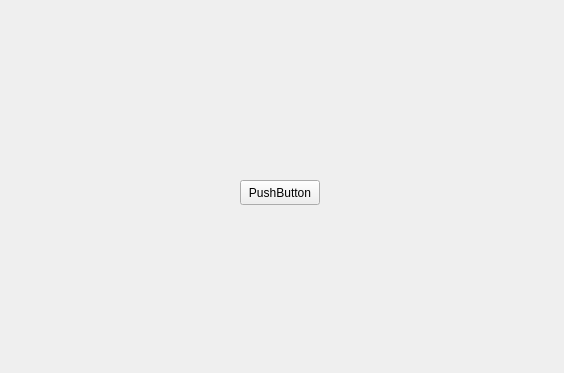
Before: the Qt Designer form passmanwindow.ui in Risver2311/DiffPass, drawn with Qt 5.
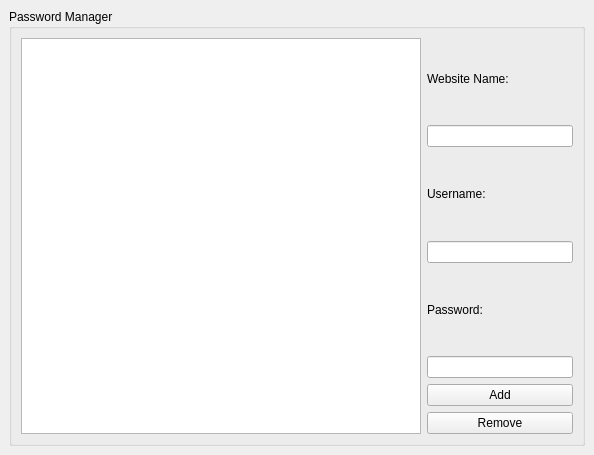
After: the same form once the commit is applied.

```diff
--- a/passmanwindow.ui
+++ b/passmanwindow.ui
@@ -6,27 +6,96 @@
    <rect>
     <x>0</x>
     <y>0</y>
-    <width>564</width>
-    <height>373</height>
+    <width>594</width>
+    <height>455</height>
    </rect>
   </property>
   <property name="windowTitle">
    <string>DiffPass</string>
   </property>
   <widget class="QWidget" name="centralwidget">
-   <widget class="QPushButton" name="pushButton">
-    <property name="geometry">
-     <rect>
-      <x>240</x>
-      <y>180</y>
-      <width>80</width>
-      <height>25</height>
-     </rect>
-    </property>
-    <property name="text">
-     <string>PushButton</string>
-    </property>
-   </widget>
+   <layout class="QHBoxLayout" name="horizontalLayout">
+    <item>
+     <widget class="QGroupBox" name="groupBox">
+      <property name="maximumSize">
+       <size>
+        <width>600</width>
+        <height>16777215</height>
+       </size>
+      </property>
+      <property name="title">
+       <string>Password Manager</string>
+      </property>
+      <layout class="QGridLayout" name="gridLayout">
+       <item row="0" column="0">
+        <widget class="QTableView" name="tableView">
+         <property name="minimumSize">
+          <size>
+           <width>400</width>
+           <height>0</height>
+          </size>
+         </property>
+        </widget>
+       </item>
+       <item row="0" column="1">
+        <layout class="QVBoxLayout" name="verticalLayout">
+         <item>
+          <widget class="QLabel" name="label_3">
+           <property name="text">
+            <string>Website Name:</string>
+           </property>
+          </widget>
+         </item>
+         <item>
+          <widget class="QLineEdit" name="lineEdit_website"/>
+         </item>
+         <item>
+          <widget class="QLabel" name="label">
+           <property name="text">
+            <string>Username:</string>
+           </property>
+          </widget>
+         </item>
+         <item>
+          <widget class="QLineEdit" name="lineEdit_username">
+           <property name="maximumSize">
+            <size>
+             <width>200</width>
+             <height>16777215</height>
+            </size>
+           </property>
+          </widget>
+         </item>
+         <item>
+          <widget class="QLabel" name="label_2">
+           <property name="text">
+            <string>Password:</string>
+           </property>
+          </widget>
+         </item>
+         <item>
+          <widget class="QLineEdit" name="lineEdit_password"/>
+         </item>
+         <item>
+          <widget class="QPushButton" name="AddButton">
+           <property name="text">
+            <string>Add</string>
+           </property>
+          </widget>
+         </item>
+         <item>
+          <widget class="QPushButton" name="removeButton">
+           <property name="text">
+            <string>Remove</string>
+           </property>
+          </widget>
+         </item>
+        </layout>
+       </item>
+      </layout>
+     </widget>
+    </item>
+   </layout>
   </widget>
  </widget>
  <resources/>
```
